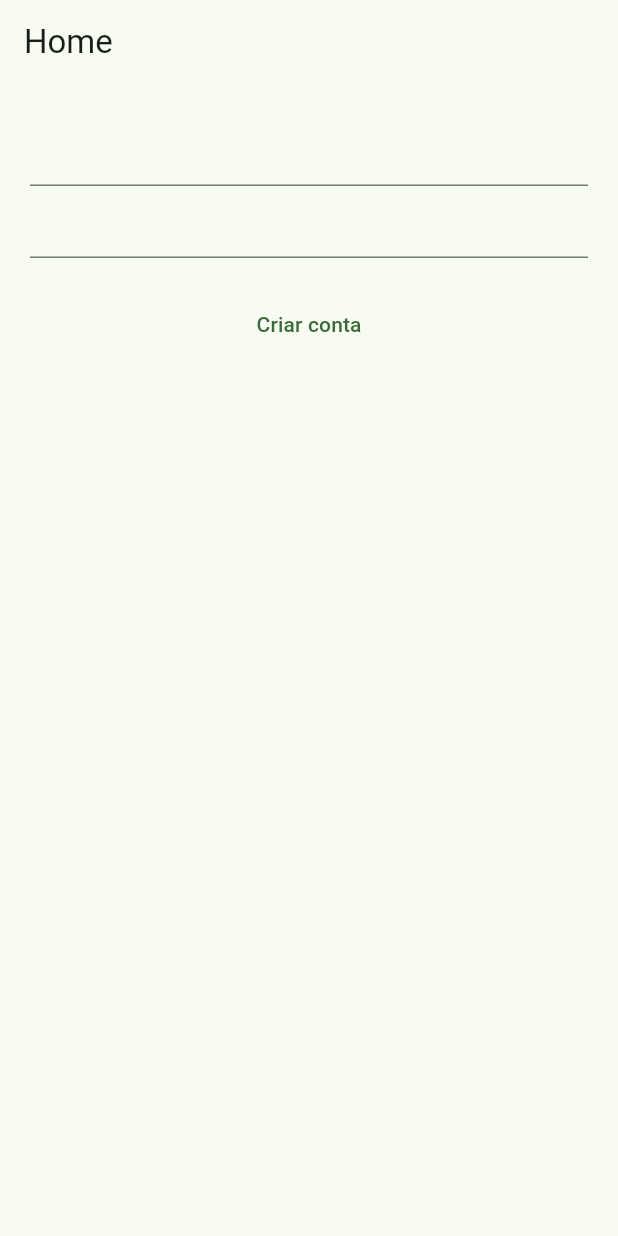
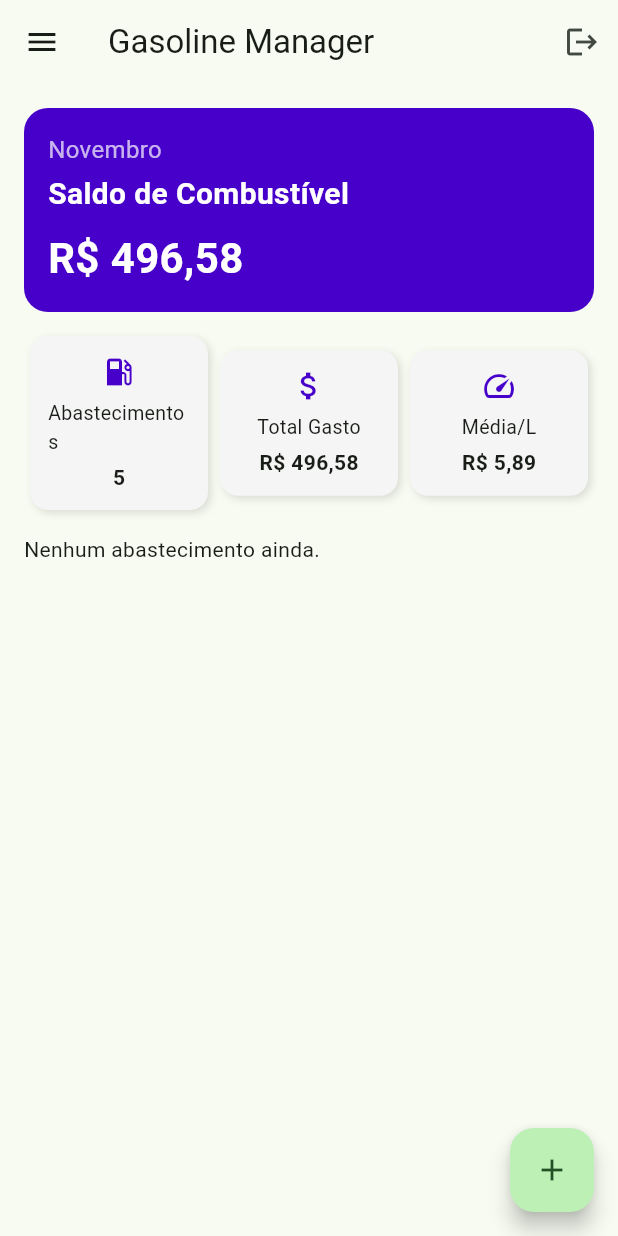
Before and after one commit to Juniior-L/GasolineManagerFlutter, a Flutter app: the screen it shows once a user with an empty profile is signed in, on a phone screen of 412 x 824 dp. Run offline on Flutter 3.47's test engine with Material 3 defaults, Android fonts, the phone set to English and light mode, and no system bars; our stand-ins replace firebase_auth, firebase_core, firebase_database; accounts and stored records are empty; network calls fail.

Commit message:
feat(abastecimento): registrar e listar abastecimentos

```diff
--- a/lib/data/models/refuel_model.dart
+++ b/lib/data/models/refuel_model.dart
@@ -0,0 +1,34 @@
+class Refuel {
+  String? id;
+  String gasStation;
+  double value;
+  double liters;
+  String date;
+
+  Refuel({
+    this.id,
+    required this.gasStation,
+    required this.value,
+    required this.liters,
+    required this.date,
+  });
+
+  Map<String, dynamic> toMap() {
+    return {
+      'gasStation': gasStation,
+      'value': value,
+      'liters': liters,
+      'date': date,
+    };
+  }
+
+  factory Refuel.fromMap(Map<String, dynamic> map) {
+    return Refuel(
+      id: map['id'],
+      gasStation: map['gasStation'],
+      value: map['value'],
+      liters: map['liters'],
+      date: map['date'],
+    );
+  }
+}
--- a/lib/data/models/vehicle_model.dart
+++ b/lib/data/models/vehicle_model.dart
@@ -0,0 +1,34 @@
+class Vehicle {
+  String? id;
+  String model;
+  String plate;
+  String year;
+  String fueltype;
+
+  Vehicle({
+    this.id,
+    required this.model,
+    required this.plate,
+    required this.year,
+    required this.fueltype,
+  });
+
+  Map<String, dynamic> toMap() {
+    return {
+      'model': model,
+      'plate': plate,
+      'year': year,
+      'fueltype': fueltype,
+    };
+  }
+
+  factory Vehicle.fromMap(Map<String, dynamic> map) {
+    return Vehicle(
+      id: map['id'],
+      model: map['model'],
+      plate: map['plate'],
+      year: map['year'],
+      fueltype: map['fueltype'],
+    );
+  }
+}
--- a/lib/data/services/auth_service.dart
+++ b/lib/data/services/auth_service.dart
@@ -38,4 +38,10 @@ class AuthService {
   }
 
   User? get currentUser => _auth.currentUser;
+
+  String getUserId() {
+    final user = _auth.currentUser;
+    if (user == null) throw Exception("Usuário não autenticado");
+    return user.uid;
+  }
 }
--- a/lib/main.dart
+++ b/lib/main.dart
@@ -1,10 +1,10 @@
 import 'package:atividade_prova/viewmodels/auth_viewmodel.dart';
+import 'package:atividade_prova/viewmodels/refuel_viewmodel.dart';
 import 'package:flutter/material.dart';
 import 'package:firebase_core/firebase_core.dart';
 import 'package:provider/provider.dart';
 import 'firebase_options.dart';
 
-// Import das páginas
 import 'ui/pages/login_page.dart';
 import 'ui/pages/signup_page.dart';
 import 'ui/pages/home_page.dart';
@@ -20,8 +20,11 @@
 
   @override
   Widget build(BuildContext context) {
-    return ChangeNotifierProvider(
-      create: (_) => AuthViewModel(),
+    return MultiProvider(
+      providers: [
+        ChangeNotifierProvider(create: (_) => AuthViewModel()),
+        ChangeNotifierProvider(create: (_) => RefuelViewmodel()),
+      ],
       child: MaterialApp(
         debugShowCheckedModeBanner: false,
         title: 'Gasoline Manager',
--- a/lib/ui/pages/home_page.dart
+++ b/lib/ui/pages/home_page.dart
@@ -1,37 +1,140 @@
-import 'package:atividade_prova/data/services/auth_service.dart';
-import 'package:firebase_auth/firebase_auth.dart';
+import 'package:atividade_prova/ui/widgets/drawer.dart';
+import 'package:atividade_prova/ui/widgets/header.dart';
+import 'package:atividade_prova/viewmodels/refuel_viewmodel.dart';
+import 'package:atividade_prova/viewmodels/vehicle_viewmodel.dart';
 import 'package:flutter/material.dart';
+import 'package:provider/provider.dart';
 import '../../viewmodels/auth_viewmodel.dart';
 
-class HomePage extends StatefulWidget {
+class HomePage extends StatelessWidget {
   const HomePage({super.key});
 
   @override
-  State<StatefulWidget> createState() => _HomePageState();
-}
+  Widget build(BuildContext context) {
+    final authVM = context.watch<AuthViewModel>();
+    final refuelVM = context.watch<RefuelViewmodel>();
+    final vehicleVM = VehicleViewmodel();
 
-class _HomePageState extends State<HomePage> {
-  @override
-  Widget build(BuildContext context) {
     return Scaffold(
-      appBar: AppBar(title: Text("Home")),
+      appBar: AppBar(
+        title: const Text('Gasoline Manager'),
+        actions: [
+          IconButton(
+            icon: const Icon(Icons.logout),
+            onPressed: () {
+              authVM.signOut();
+              Navigator.pushReplacementNamed(context, '/login');
+            },
+          ),
+        ],
+      ),
+      drawer: MeuDrawer(),
       body: Padding(
-        padding: const EdgeInsets.all(20),
+        padding: const EdgeInsets.all(16),
+        child: ListView(
+          children: [
+            Header(),
+            const SizedBox(height: 16),
+            _buildSummaryCards(),
+            const SizedBox(height: 16),
+            _buildFuelList(context),
+          ],
+        ),
+      ),
+      floatingActionButton: FloatingActionButton(
+        onPressed: () {
+          vehicleVM.save("Ranger", "QAR-3765", "2019", "Diesel-S10");
+          refuelVM.save("jujuga2s", 234.20, 27.2, "20/10");
+          // refuelVM.remove("-OdJW367IwK6zGH6NPtS");
+          // aqui vai abrir tela de novo abastecimento
+        },
+        child: const Icon(Icons.add),
+      ),
+    );
+  }
+
+  Widget _buildSummaryCards() {
+    return Row(
+      mainAxisAlignment: MainAxisAlignment.spaceBetween,
+      children: [
+        _buildSummaryCard(Icons.local_gas_station, "Abastecimentos", "5"),
+        _buildSummaryCard(Icons.attach_money, "Total Gasto", "R\$ 496,58"),
+        _buildSummaryCard(Icons.speed, "Média/L", "R\$ 5,89"),
+      ],
+    );
+  }
+
+  Widget _buildSummaryCard(IconData icon, String title, String value) {
+    return Expanded(
+      child: Container(
+        margin: const EdgeInsets.symmetric(horizontal: 4),
+        padding: const EdgeInsets.all(12),
+        decoration: BoxDecoration(
+          color: Colors.grey.shade100,
+          borderRadius: BorderRadius.circular(12),
+          boxShadow: [
+            BoxShadow(
+              color: Colors.black12,
+              blurRadius: 4,
+              offset: const Offset(2, 2),
+            ),
+          ],
+        ),
         child: Column(
           children: [
-            TextField(),
-            TextField(),
-            SizedBox(height: 20),
-
-            TextButton(
-              onPressed: () {
-                Navigator.pushNamed(context, '/signup');
-              },
-              child: const Text('Criar conta'),
+            Icon(icon, color: const Color.fromARGB(255, 71, 0, 202)),
+            const SizedBox(height: 6),
+            Text(title, style: const TextStyle(fontSize: 13)),
+            const SizedBox(height: 4),
+            Text(
+              value,
+              style: const TextStyle(fontWeight: FontWeight.bold, fontSize: 14),
             ),
           ],
         ),
       ),
     );
   }
+
+  Widget _buildFuelList(BuildContext context) {
+    // aqui depois vamos trocar por um ListView.builder com dados reais
+    final refuelVM = context.watch<RefuelViewmodel>();
+
+    if (refuelVM.loading) {
+      return const Center(child: CircularProgressIndicator());
+    }
+
+    final list = refuelVM.list;
+
+    if (list.isEmpty) {
+      return const Text("Nenhum abastecimento ainda.");
+    }
+
+    return Column(
+      crossAxisAlignment: CrossAxisAlignment.start,
+      children: [
+        const Text(
+          "Histórico de Abastecimentos",
+          style: TextStyle(fontSize: 18, fontWeight: FontWeight.bold),
+        ),
+        const SizedBox(height: 8),
+        ...list.map(
+          (a) => Card(
+            child: ListTile(
+              leading: const Icon(
+                Icons.local_gas_station,
+                color: Color.fromARGB(255, 71, 0, 202),
+              ),
+              title: Text(a.gasStation),
+              subtitle: Text(a.date),
+              trailing: Text(
+                "R\$ ${a.value.toStringAsFixed(2)}",
+                style: const TextStyle(fontWeight: FontWeight.bold),
+              ),
+            ),
+          ),
+        ),
+      ],
+    );
+  }
 }
--- a/lib/widgets/drawer.dart
+++ b/lib/ui/widgets/drawer.dart
@@ -1,16 +1,15 @@
 import 'package:flutter/material.dart';
 
 class MeuDrawer extends Drawer {
-  MeuDrawer({super.key});
+  const MeuDrawer({super.key});
   @override
   Widget build(BuildContext context) {
-    // TODO: implement build
     return Drawer(
       child: ListView(
         padding: EdgeInsets.zero,
         children: [
           DrawerHeader(
-            decoration: BoxDecoration(color: Colors.blue),
+            decoration: BoxDecoration(color: const Color.fromARGB(255, 71, 0, 202)),
             child: Text(
               'Menu',
               style: TextStyle(color: Colors.white, fontSize: 24),
--- /dev/null
+++ b/lib/ui/widgets/header.dart
@@ -0,0 +1,42 @@
+import 'package:flutter/material.dart';
+
+class Header extends StatelessWidget {
+  const Header({super.key});
+  @override
+  Widget build(BuildContext context) {
+    return Container(
+      decoration: BoxDecoration(
+        color: const Color.fromARGB(255, 71, 0, 202),
+        borderRadius: BorderRadius.circular(16),
+      ),
+      padding: const EdgeInsets.all(16),
+      child: Column(
+        crossAxisAlignment: CrossAxisAlignment.start,
+        children: [
+          const Text(
+            "Novembro",
+            style: TextStyle(color: Colors.white70, fontSize: 16),
+          ),
+          const SizedBox(height: 4),
+          const Text(
+            "Saldo de Combustível",
+            style: TextStyle(
+              color: Colors.white,
+              fontSize: 20,
+              fontWeight: FontWeight.bold,
+            ),
+          ),
+          const SizedBox(height: 8),
+          const Text(
+            "R\$ 496,58",
+            style: TextStyle(
+              color: Colors.white,
+              fontSize: 28,
+              fontWeight: FontWeight.bold,
+            ),
+          ),
+        ],
+      ),
+    );
+  }
+}
--- /dev/null
+++ b/lib/viewmodels/refuel_viewmodel.dart
@@ -0,0 +1,46 @@
+import 'package:atividade_prova/data/models/refuel_model.dart';
+import 'package:atividade_prova/data/repositories/refuel_dao.dart';
+import 'package:flutter/material.dart';
+
+class RefuelViewmodel extends ChangeNotifier {
+  final _dao = RefuelDao();
+
+  List<Refuel> list = [];
+  bool loading = true;
+
+  RefuelViewmodel() {
+    _dao.getRefuelStream().listen((data) {
+      list = data;
+      loading = false;
+      notifyListeners();
+    });
+  }
+
+  Future<void> save(
+    String gasStation,
+    double value,
+    double liters,
+    String date,
+  ) async {
+    await _dao.save(
+      Refuel(gasStation: gasStation, value: value, liters: liters, date: date),
+    );
+  }
+
+  Future<void> edit(
+    String id,
+    String gasStation,
+    double value,
+    double liters,
+    String date,
+  ) async {
+    await _dao.edit(
+      id,
+      Refuel(gasStation: gasStation, value: value, liters: liters, date: date),
+    );
+  }
+
+  Future<void> remove(String id) async {
+    await _dao.remove(id);
+  }
+}
--- /dev/null
+++ b/lib/viewmodels/vehicle_viewmodel.dart
@@ -0,0 +1,46 @@
+import 'package:atividade_prova/data/models/vehicle_model.dart';
+import 'package:atividade_prova/data/repositories/vehicle_dao.dart';
+import 'package:flutter/material.dart';
+
+class VehicleViewmodel extends ChangeNotifier {
+  final _dao = VehicleDao();
+
+  List<Vehicle> list = [];
+  bool loading = true;
+
+  VehicleViewmodel() {
+    _dao.getVehicleStream().listen((data) {
+      list = data;
+      loading = false;
+      notifyListeners();
+    });
+  }
+
+  Future<void> save(
+    String model,
+    String plate,
+    String year,
+    String fueltype,
+  ) async {
+    await _dao.save(
+      Vehicle(model: model, plate: plate, year: year, fueltype: fueltype),
+    );
+  }
+
+  Future<void> edit(
+    String id,
+    String model,
+    String plate,
+    String year,
+    String fueltype,
+  ) async {
+    await _dao.edit(
+      id,
+      Vehicle(model: model, plate: plate, year: year, fueltype: fueltype),
+    );
+  }
+
+  Future<void> remove(String id) async {
+    await _dao.remove(id);
+  }
+}
```
Also changed, not shown: lib/data/repositories/refuel_dao.dart (added, +71 -0 lines), lib/data/repositories/vehicle_dao.dart (added, +66 -0 lines), lib/home/primeiraTela.dart (deleted, +0 -88 lines), lib/data/repositories/test.dart (deleted).
